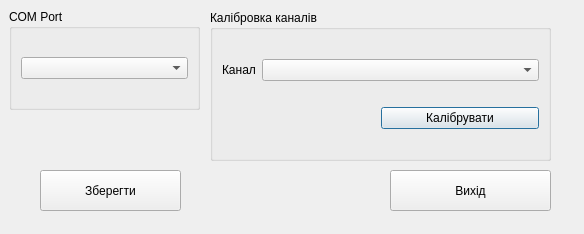
Qt form dialogconfig.ui (k1981ua/GemobudPich) before a commit.
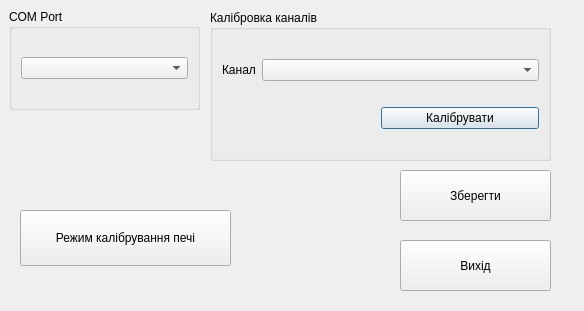
The same form after that commit. Icons and pictures are not drawn.

Commit message: beauty graphics in calibration mode

```diff
--- a/dialogconfig.ui
+++ b/dialogconfig.ui
@@ -7,7 +7,7 @@
     <x>0</x>
     <y>0</y>
     <width>584</width>
-    <height>234</height>
+    <height>311</height>
    </rect>
   </property>
   <property name="windowTitle">
@@ -69,10 +69,10 @@
   <widget class="QPushButton" name="buttonSaveConfig">
    <property name="geometry">
     <rect>
-     <x>40</x>
+     <x>400</x>
      <y>170</y>
-     <width>141</width>
-     <height>41</height>
+     <width>151</width>
+     <height>51</height>
     </rect>
    </property>
    <property name="text">
@@ -92,10 +92,10 @@
   <widget class="QPushButton" name="buttonCancelConfig">
    <property name="geometry">
     <rect>
-     <x>390</x>
-     <y>170</y>
-     <width>161</width>
-     <height>41</height>
+     <x>400</x>
+     <y>240</y>
+     <width>151</width>
+     <height>51</height>
     </rect>
    </property>
    <property name="text">
@@ -130,6 +130,32 @@
     </item>
    </layout>
   </widget>
+  <widget class="QPushButton" name="buttonCalibrMode">
+   <property name="geometry">
+    <rect>
+     <x>20</x>
+     <y>210</y>
+     <width>211</width>
+     <height>56</height>
+    </rect>
+   </property>
+   <property name="text">
+    <string>Режим калібрування печі</string>
+   </property>
+   <property name="icon">
+    <iconset resource="res.qrc">
+     <normaloff>:/icons/measurement.ico</normaloff>:/icons/measurement.ico</iconset>
+   </property>
+   <property name="iconSize">
+    <size>
+     <width>48</width>
+     <height>48</height>
+    </size>
+   </property>
+   <property name="checkable">
+    <bool>true</bool>
+   </property>
+  </widget>
  </widget>
  <resources>
   <include location="res.qrc"/>
```
The commit also changes 17 other files.
